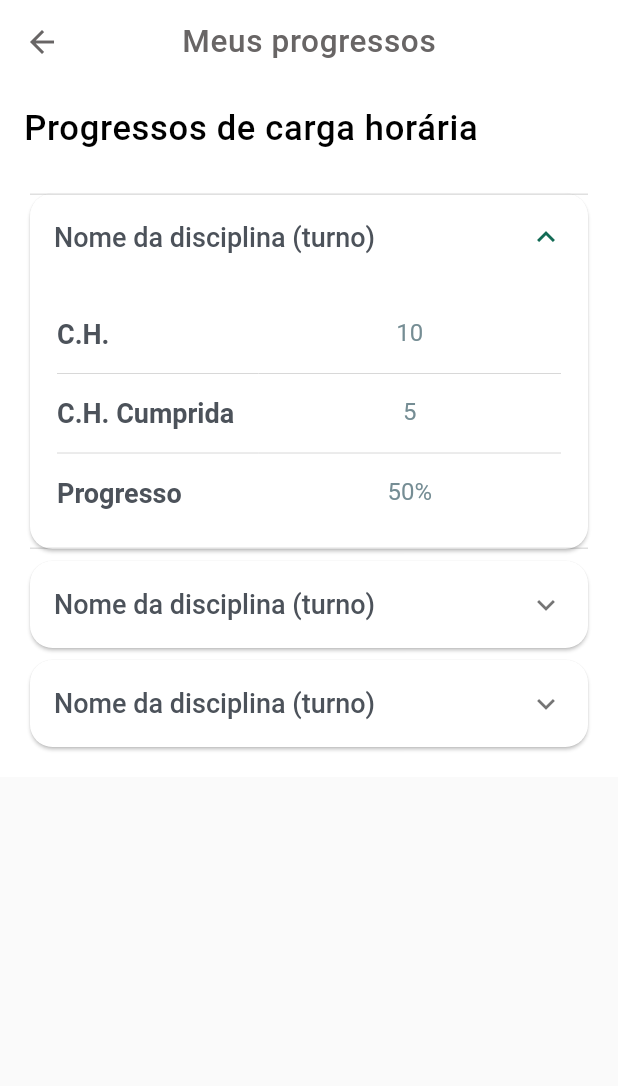
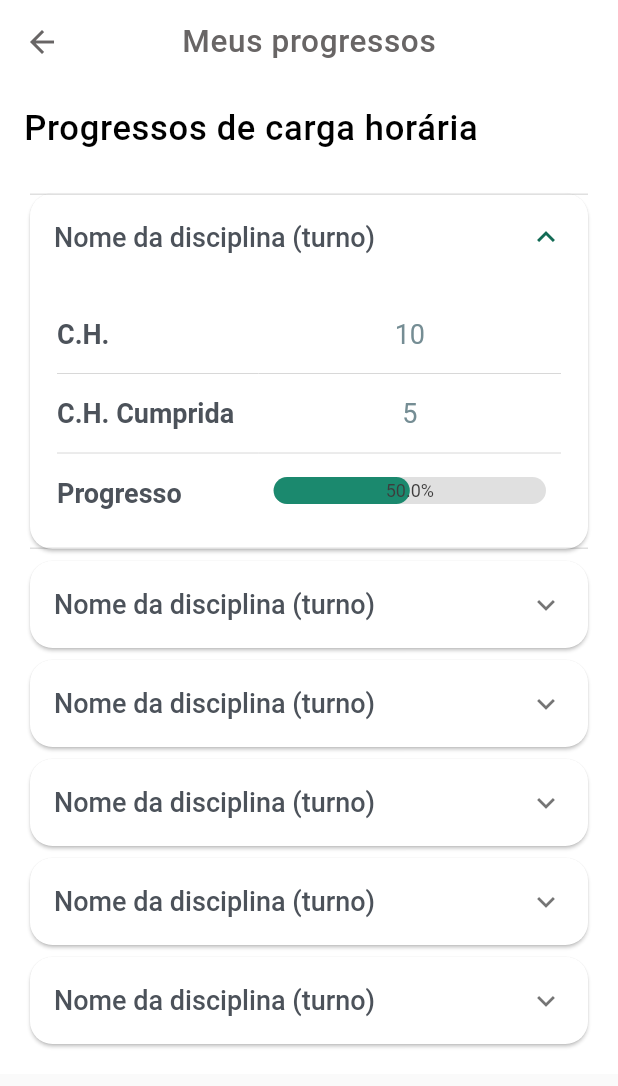
Before and after one commit to Chaicoo/carga-horaria-ifma-app, a Flutter app: the MyProgressScreen screen opened directly, after a tap on "Nome da disciplina (turno)", on a phone screen of 412 x 824 dp. Shown: the top 1086 px of the screen. Run offline on Flutter 3.47's test engine with Material 3 defaults, Android fonts, the phone set to English and light mode, and no system bars; drawn by our look-alikes of percent_indicator; Roboto replaces fonts that are missing (Poppins).

Commit message:
chore: add abr progress component

```diff
--- a/lib/components/expanding_card.dart
+++ b/lib/components/expanding_card.dart
@@ -1,17 +1,18 @@
 import 'package:flutter/material.dart';
+import 'package:percent_indicator/linear_percent_indicator.dart'; // Importe o pacote necessário
 
 class ExpandingCard extends StatefulWidget {
   final String title;
   final String row1Value;
   final String row2Value;
-  final String row3Value;
+  final double progressPercent; // Adicione a propriedade para o progresso
 
   const ExpandingCard({
     Key? key,
     required this.title,
     required this.row1Value,
     required this.row2Value,
-    required this.row3Value,
+    required this.progressPercent,
   }) : super(key: key);
 
   @override
@@ -53,7 +54,7 @@ class _ExpandingCardState extends State<ExpandingCard> {
                 _buildDivider(),
                 _buildTableRow('C.H. Cumprida', widget.row2Value),
                 _buildDivider(),
-                _buildTableRow('Progresso', widget.row3Value),
+                _buildProgressRow('Progresso', widget.progressPercent),
               ],
             ),
           ),
@@ -64,6 +65,55 @@ class _ExpandingCardState extends State<ExpandingCard> {
           });
         },
       ),
+    );
+  }
+
+  TableRow _buildProgressRow(String header, double progressPercent) {
+    return TableRow(
+      children: [
+        TableCell(
+          child: Padding(
+            padding: const EdgeInsets.symmetric(vertical: 8.0),
+            child: Align(
+              alignment: Alignment.centerLeft,
+              child: Text(
+                header,
+                style: const TextStyle(
+                  color: Color(0xFF4C525A),
+                  fontSize: 18,
+                  fontFamily: 'Poppins',
+                  fontWeight: FontWeight.bold,
+                ),
+              ),
+            ),
+          ),
+        ),
+        TableCell(
+          child: Padding(
+            padding: const EdgeInsets.symmetric(vertical: 8.0),
+            child: Align(
+              alignment: Alignment.center,
+              child: LinearPercentIndicator(
+                lineHeight: 18.0,
+                animation: true,
+                animationDuration: 1500,
+                percent: progressPercent,
+                backgroundColor: const Color(0xFFE0E0E0),
+                progressColor: const Color(0xFF1B896E),
+                // ignore: deprecated_member_use
+                linearStrokeCap: LinearStrokeCap.roundAll,
+                center: Text(
+                  '${(progressPercent * 100).toStringAsFixed(1)}%',
+                  style: const TextStyle(
+                    fontSize: 12.0,
+                    color: Color.fromARGB(255, 61, 60, 60),
+                  ),
+                ),
+              ),
+            ),
+          ),
+        ),
+      ],
     );
   }
 
@@ -96,7 +146,7 @@ class _ExpandingCardState extends State<ExpandingCard> {
                 value,
                 style: const TextStyle(
                   color: Color(0xFF758D94),
-                  fontSize: 16,
+                  fontSize: 18,
                   fontFamily: 'Poppins',
                   fontWeight: FontWeight.w400,
                 ),
--- a/lib/screens/my_progress.dart
+++ b/lib/screens/my_progress.dart
@@ -63,19 +63,37 @@ class MyProgressScreen extends StatelessWidget {
                 title: 'Nome da disciplina (turno)',
                 row1Value: '10',
                 row2Value: '5',
-                row3Value: '50%',
+                progressPercent: 0.5,
               ),
               ExpandingCard(
                 title: 'Nome da disciplina (turno)',
                 row1Value: '15',
                 row2Value: '10',
-                row3Value: '66.7%',
+                progressPercent: 0.667,
               ),
               ExpandingCard(
                 title: 'Nome da disciplina (turno)',
                 row1Value: '20',
                 row2Value: '15',
-                row3Value: '75%',
+                progressPercent: 0.75,
+              ),
+              ExpandingCard(
+                title: 'Nome da disciplina (turno)',
+                row1Value: '20',
+                row2Value: '15',
+                progressPercent: 0.75,
+              ),
+              ExpandingCard(
+                title: 'Nome da disciplina (turno)',
+                row1Value: '20',
+                row2Value: '15',
+                progressPercent: 0.75,
+              ),
+              ExpandingCard(
+                title: 'Nome da disciplina (turno)',
+                row1Value: '20',
+                row2Value: '15',
+                progressPercent: 0.75,
               ),
             ],
           ),
--- a/pubspec.yaml
+++ b/pubspec.yaml
@@ -35,6 +35,7 @@ dependencies:
   # Use with the CupertinoIcons class for iOS style icons.
   cupertino_icons: ^1.0.2
   accordion: ^2.6.0
+  percent_indicator: ^4.2.3
 
 dev_dependencies:
   flutter_test:
```
Also changed, not shown: pubspec.lock.
